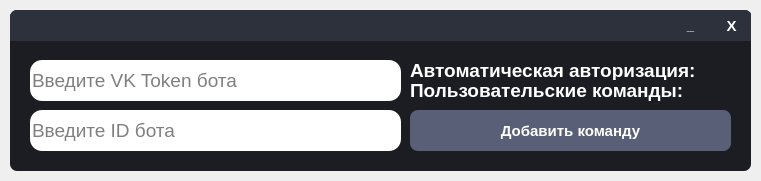
Qt form VK Bot/Bot_Panel/Settings_Panel/settings_panel.ui (otaboyevsardorbek1/VK-Bot-ru) before a commit.
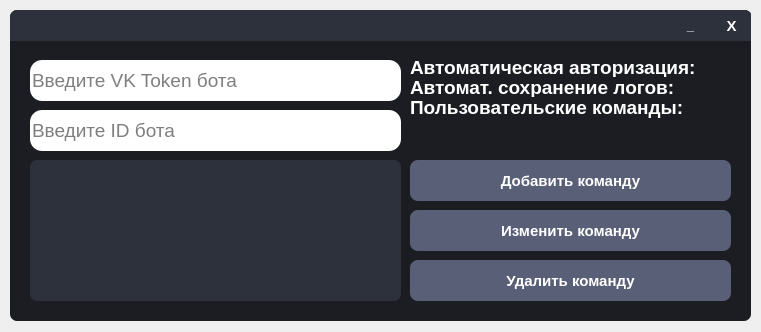
The same form after that commit. Icons and pictures are not drawn.

Patch:
```diff
--- a/VK Bot/Bot_Panel/Settings_Panel/settings_panel.ui
+++ b/VK Bot/Bot_Panel/Settings_Panel/settings_panel.ui
@@ -7,7 +7,7 @@
     <x>0</x>
     <y>0</y>
     <width>761</width>
-    <height>181</height>
+    <height>332</height>
    </rect>
   </property>
   <property name="windowTitle">
@@ -19,13 +19,17 @@
      <x>10</x>
      <y>10</y>
      <width>741</width>
-     <height>161</height>
+     <height>311</height>
     </rect>
    </property>
    <property name="styleSheet">
     <string notr="true">QFrame{
 	border-radius: 7px;
 	background-color: #1B1D23;
+}
+
+QLabel{
+	color: white;
 }</string>
    </property>
    <property name="frameShape">
@@ -322,7 +326,7 @@
     <property name="geometry">
      <rect>
       <x>400</x>
-      <y>50</y>
+      <y>47</y>
       <width>301</width>
       <height>21</height>
      </rect>
@@ -335,9 +339,7 @@
      </font>
     </property>
     <property name="styleSheet">
-     <string notr="true">QLabel{
-	color: white;
-}</string>
+     <string notr="true"/>
     </property>
     <property name="text">
      <string>Автоматическая авторизация:</string>
@@ -346,8 +348,8 @@
    <widget class="QPushButton" name="AutomatiAuthorizatonButton">
     <property name="geometry">
      <rect>
-      <x>702</x>
-      <y>52</y>
+      <x>700</x>
+      <y>50</y>
       <width>20</width>
       <height>21</height>
      </rect>
@@ -378,7 +380,7 @@
     <property name="geometry">
      <rect>
       <x>400</x>
-      <y>70</y>
+      <y>87</y>
       <width>291</width>
       <height>21</height>
      </rect>
@@ -391,9 +393,7 @@
      </font>
     </property>
     <property name="styleSheet">
-     <string notr="true">QLabel{
-	color: white;
-}</string>
+     <string notr="true"/>
     </property>
     <property name="text">
      <string>Пользовательские команды:</string>
@@ -402,8 +402,8 @@
    <widget class="QPushButton" name="UserCommandsButton">
     <property name="geometry">
      <rect>
-      <x>685</x>
-      <y>73</y>
+      <x>684</x>
+      <y>90</y>
       <width>20</width>
       <height>21</height>
      </rect>
@@ -434,7 +434,7 @@
     <property name="geometry">
      <rect>
       <x>400</x>
-      <y>100</y>
+      <y>150</y>
       <width>321</width>
       <height>41</height>
      </rect>
@@ -468,6 +468,234 @@
      <string>Добавить команду</string>
     </property>
    </widget>
+   <widget class="QListWidget" name="UserCommandsListWidget">
+    <property name="geometry">
+     <rect>
+      <x>20</x>
+      <y>150</y>
+      <width>371</width>
+      <height>141</height>
+     </rect>
+    </property>
+    <property name="font">
+     <font>
+      <pointsize>14</pointsize>
+      <weight>75</weight>
+      <bold>true</bold>
+     </font>
+    </property>
+    <property name="tabletTracking">
+     <bool>false</bool>
+    </property>
+    <property name="autoFillBackground">
+     <bool>false</bool>
+    </property>
+    <property name="styleSheet">
+     <string notr="true">color: white;
+border-radius: 7px;
+background-color: #2C313C;
+</string>
+    </property>
+    <property name="frameShape">
+     <enum>QFrame::StyledPanel</enum>
+    </property>
+    <property name="frameShadow">
+     <enum>QFrame::Sunken</enum>
+    </property>
+    <property name="lineWidth">
+     <number>1</number>
+    </property>
+    <property name="verticalScrollBarPolicy">
+     <enum>Qt::ScrollBarAsNeeded</enum>
+    </property>
+    <property name="horizontalScrollBarPolicy">
+     <enum>Qt::ScrollBarAsNeeded</enum>
+    </property>
+    <property name="sizeAdjustPolicy">
+     <enum>QAbstractScrollArea::AdjustIgnored</enum>
+    </property>
+    <property name="autoScroll">
+     <bool>true</bool>
+    </property>
+    <property name="tabKeyNavigation">
+     <bool>false</bool>
+    </property>
+    <property name="showDropIndicator" stdset="0">
+     <bool>true</bool>
+    </property>
+    <property name="dragDropOverwriteMode">
+     <bool>false</bool>
+    </property>
+    <property name="alternatingRowColors">
+     <bool>false</bool>
+    </property>
+    <property name="verticalScrollMode">
+     <enum>QAbstractItemView::ScrollPerItem</enum>
+    </property>
+    <property name="horizontalScrollMode">
+     <enum>QAbstractItemView::ScrollPerItem</enum>
+    </property>
+    <property name="movement">
+     <enum>QListView::Static</enum>
+    </property>
+    <property name="flow">
+     <enum>QListView::TopToBottom</enum>
+    </property>
+    <property name="isWrapping" stdset="0">
+     <bool>false</bool>
+    </property>
+    <property name="resizeMode">
+     <enum>QListView::Fixed</enum>
+    </property>
+    <property name="layoutMode">
+     <enum>QListView::SinglePass</enum>
+    </property>
+    <property name="viewMode">
+     <enum>QListView::ListMode</enum>
+    </property>
+    <property name="uniformItemSizes">
+     <bool>false</bool>
+    </property>
+    <property name="wordWrap">
+     <bool>false</bool>
+    </property>
+    <property name="selectionRectVisible">
+     <bool>false</bool>
+    </property>
+    <property name="sortingEnabled">
+     <bool>false</bool>
+    </property>
+   </widget>
+   <widget class="QPushButton" name="DeleteUserCommandButton">
+    <property name="geometry">
+     <rect>
+      <x>400</x>
+      <y>250</y>
+      <width>321</width>
+      <height>41</height>
+     </rect>
+    </property>
+    <property name="font">
+     <font>
+      <pointsize>11</pointsize>
+      <weight>75</weight>
+      <bold>true</bold>
+     </font>
+    </property>
+    <property name="cursor">
+     <cursorShape>PointingHandCursor</cursorShape>
+    </property>
+    <property name="styleSheet">
+     <string notr="true">QPushButton{
+	color: white;
+	border-radius: 8px;
+	background-color: #595F76;
+}
+
+QPushButton:hover{
+	background-color: #50566E;
+}
+
+QPushButton:pressed{
+	background-color: #434965;
+}</string>
+    </property>
+    <property name="text">
+     <string>Удалить команду</string>
+    </property>
+   </widget>
+   <widget class="QPushButton" name="EditUserCommandButton">
+    <property name="geometry">
+     <rect>
+      <x>400</x>
+      <y>200</y>
+      <width>321</width>
+      <height>41</height>
+     </rect>
+    </property>
+    <property name="font">
+     <font>
+      <pointsize>11</pointsize>
+      <weight>75</weight>
+      <bold>true</bold>
+     </font>
+    </property>
+    <property name="cursor">
+     <cursorShape>PointingHandCursor</cursorShape>
+    </property>
+    <property name="styleSheet">
+     <string notr="true">QPushButton{
+	color: white;
+	border-radius: 8px;
+	background-color: #595F76;
+}
+
+QPushButton:hover{
+	background-color: #50566E;
+}
+
+QPushButton:pressed{
+	background-color: #434965;
+}</string>
+    </property>
+    <property name="text">
+     <string>Изменить команду</string>
+    </property>
+   </widget>
+   <widget class="QLabel" name="label_3">
+    <property name="geometry">
+     <rect>
+      <x>400</x>
+      <y>67</y>
+      <width>281</width>
+      <height>20</height>
+     </rect>
+    </property>
+    <property name="font">
+     <font>
+      <pointsize>14</pointsize>
+      <weight>75</weight>
+      <bold>true</bold>
+     </font>
+    </property>
+    <property name="styleSheet">
+     <string notr="true"/>
+    </property>
+    <property name="text">
+     <string>Автомат. сохранение логов:</string>
+    </property>
+   </widget>
+   <widget class="QPushButton" name="AutomatiSaveLogButton">
+    <property name="geometry">
+     <rect>
+      <x>678</x>
+      <y>70</y>
+      <width>20</width>
+      <height>21</height>
+     </rect>
+    </property>
+    <property name="cursor">
+     <cursorShape>PointingHandCursor</cursorShape>
+    </property>
+    <property name="styleSheet">
+     <string notr="true">QPushButton{
+	border: none;
+}</string>
+    </property>
+    <property name="text">
+     <string/>
+    </property>
+    <property name="icon">
+     <iconset>
+      <normaloff>../../../Icons/Off.png</normaloff>../../../Icons/Off.png</iconset>
+    </property>
+    <property name="iconSize">
+     <size>
+      <width>16</width>
+      <height>16</height>
+     </size>
+    </property>
+   </widget>
   </widget>
  </widget>
  <resources/>
```
